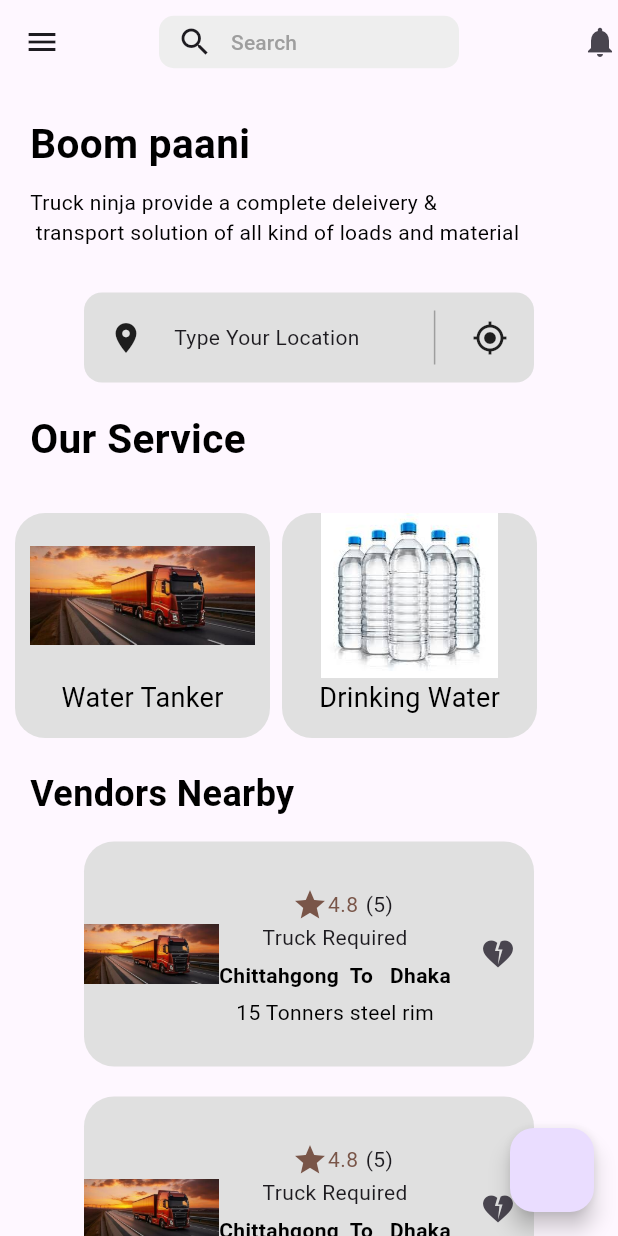
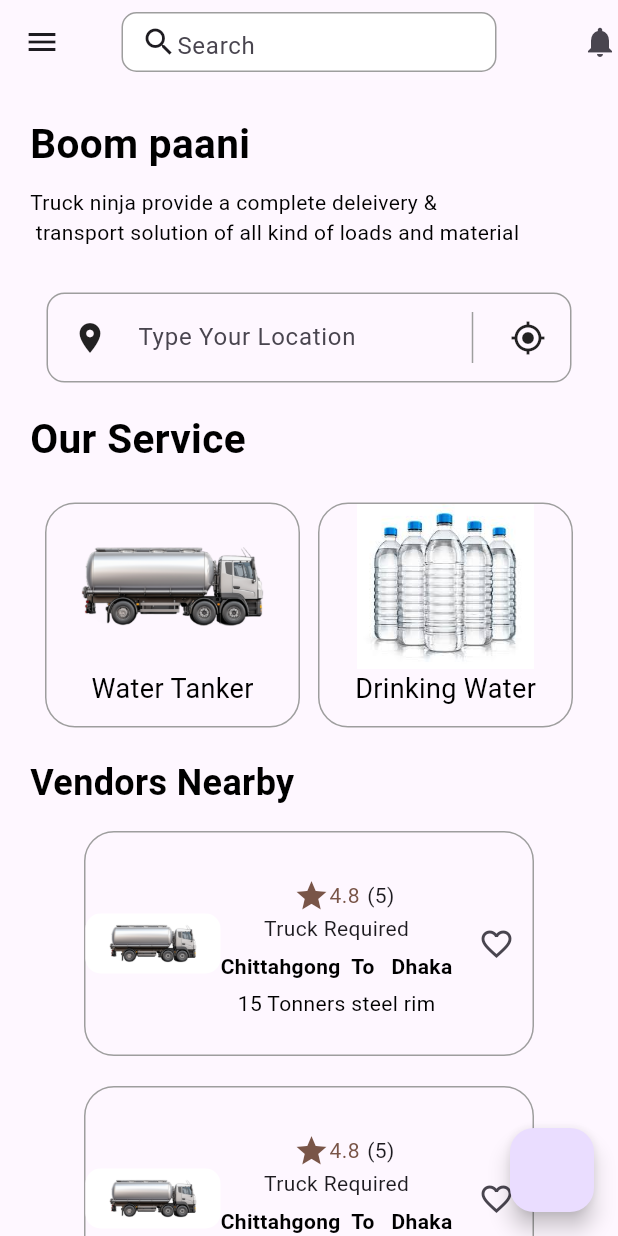
Before and after one commit to Ahmad163563/day02project, a Flutter app: the screen it shows after launch, on a phone screen of 412 x 824 dp. Run offline on Flutter 3.47's test engine with Material 3 defaults, Android fonts, the phone set to English and light mode, and no system bars.

```diff
--- a/lib/view/page1.dart
+++ b/lib/view/page1.dart
@@ -18,21 +18,26 @@ class _Page1State extends State<Page1> {
       appBar: AppBar(
         leading: IconButton(onPressed: () {}, icon: Icon(Icons.menu)),
         title: Container(
-          height: 35,
-          width: 200,
+          alignment: Alignment.centerLeft,
+          height: 40,
+          width: 250,
           decoration: BoxDecoration(
-              color: Colors.grey[200], borderRadius: BorderRadius.circular(10)),
+              color: Colors.white, borderRadius: BorderRadius.circular(10),border: Border.all(color: Colors.grey)),
           child: Row(children: [
             SizedBox(
               width: 12,
             ),
             Icon(Icons.search),
-            TextButton(
-                onPressed: () {},
-                child: Text(
-                  'Search',
-                  style: TextStyle(color: Colors.grey),
-                ))
+            Expanded(
+              child: TextField(
+                decoration: InputDecoration(
+                  hintText: 'Search',
+                  border: InputBorder.none
+                )
+
+
+              ),
+            )
           ]),
         ),
         centerTitle: true,
@@ -74,18 +79,24 @@ class _Page1State extends State<Page1> {
               child: Container(
                 padding: EdgeInsets.symmetric(horizontal: 16),
                 height: 60,
-                width: 300,
+                width: 350,
                 decoration: BoxDecoration(
                   borderRadius: BorderRadius.circular(12),
-                  color: Colors.grey[300]
+                  border: Border.all(color: Colors.grey)
+                  //color: Colors.grey[300]
                 ),
                 child: Row(
                   children: [
                     Icon(Icons.location_on),
                     SizedBox(width: 20,),
-                    Text(
-                      'Type Your Location'
+                    Expanded(
+                      child: TextField(
+                        decoration: InputDecoration(
+                          hintText: 'Type Your Location',
+                          border: InputBorder.none
+                        ),
 
+                      ),
                     ),
                     SizedBox(width: 45,),
                     VerticalDivider(
@@ -108,33 +119,33 @@ class _Page1State extends State<Page1> {
                  Text('Our Service',style: TextStyle(fontSize: 27,fontWeight: FontWeight.bold,color: Colors.black),),
                ],
              ),
-            SizedBox(height: 30,),
+            SizedBox(height: 23,),
             Row(
               children: [
-                SizedBox(width: 10,),
+                SizedBox(width: 30,),
                 Container(
                   height: 150,
                   width: 170,
                   decoration: BoxDecoration(
                     borderRadius: BorderRadius.circular(20),
-                    color: Colors.grey[300]
+                    border: Border.all(color: Colors.grey)//color: Colors.grey[300]
                   ),
                   child:Column(
                     children: [
-                          Image.asset('assets/truck.jpg',height: 110,width: 150,),
+                          Image.asset('assets/tanker.webp',height: 110,width: 150,),
                       Text('Water Tanker',style: TextStyle(
                         color: Colors.black,fontSize: 18
                       ),)
                     ],
                   ),
                 ),
-                SizedBox(width: 8),
+                SizedBox(width: 12),
                 Container(
                   height: 150,
                   width: 170,
                   decoration: BoxDecoration(
                       borderRadius: BorderRadius.circular(20),
-                      color: Colors.grey[300]
+                      border: Border.all(color: Colors.grey)//color: Colors.grey[300]
                   ),
                   child:Column(
                     children: [
@@ -160,7 +171,7 @@ class _Page1State extends State<Page1> {
               width: 300,
               decoration: BoxDecoration(
                 borderRadius: BorderRadius.circular(20),
-                color: Colors.grey[300]
+                border: Border.all(color: Colors.grey)//color: Colors.grey[300]
               ),
               child: Row(
                 children: [
@@ -171,7 +182,7 @@ class _Page1State extends State<Page1> {
                       borderRadius: BorderRadius.circular(10),
                       color: Colors.white
                     ),
-                    child: Image.asset('assets/truck.jpg',fit: BoxFit.fitHeight,),
+                    child: Image.asset('assets/tanker.webp',fit: BoxFit.fitHeight,),
                   ),
                   Column(
                     children: [
@@ -196,7 +207,7 @@ class _Page1State extends State<Page1> {
 
                   ),
                   Spacer(),
-                IconButton(onPressed: (){}, icon: Icon(Icons.heart_broken))
+                IconButton(onPressed: (){}, icon: Icon(Icons.favorite_border))
                 ],
               )
               ),
@@ -206,7 +217,7 @@ class _Page1State extends State<Page1> {
                 width: 300,
                 decoration: BoxDecoration(
                     borderRadius: BorderRadius.circular(20),
-                    color: Colors.grey[300]
+                    border: Border.all(color: Colors.grey)//color: Colors.grey[300]
                 ),
                 child: Row(
                   children: [
@@ -217,7 +228,7 @@ class _Page1State extends State<Page1> {
                           borderRadius: BorderRadius.circular(10),
                           color: Colors.white
                       ),
-                      child: Image.asset('assets/truck.jpg',fit: BoxFit.fitHeight,),
+                      child: Image.asset('assets/tanker.webp',fit: BoxFit.fitHeight,),
                     ),
                     Column(
                       children: [
@@ -242,7 +253,7 @@ class _Page1State extends State<Page1> {
 
                     ),
                     Spacer(),
-                    IconButton(onPressed: (){}, icon: Icon(Icons.heart_broken))
+                    IconButton(onPressed: (){}, icon: Icon(Icons.favorite_border))
                   ],
                 )
             ),
```
Also changed, not shown: lib/view/page 4.dart (+12 -8 lines), lib/view/page2.dart (+115 -53 lines), lib/view/page3].dart (+6 -3 lines), assets/tanker.webp (added).
